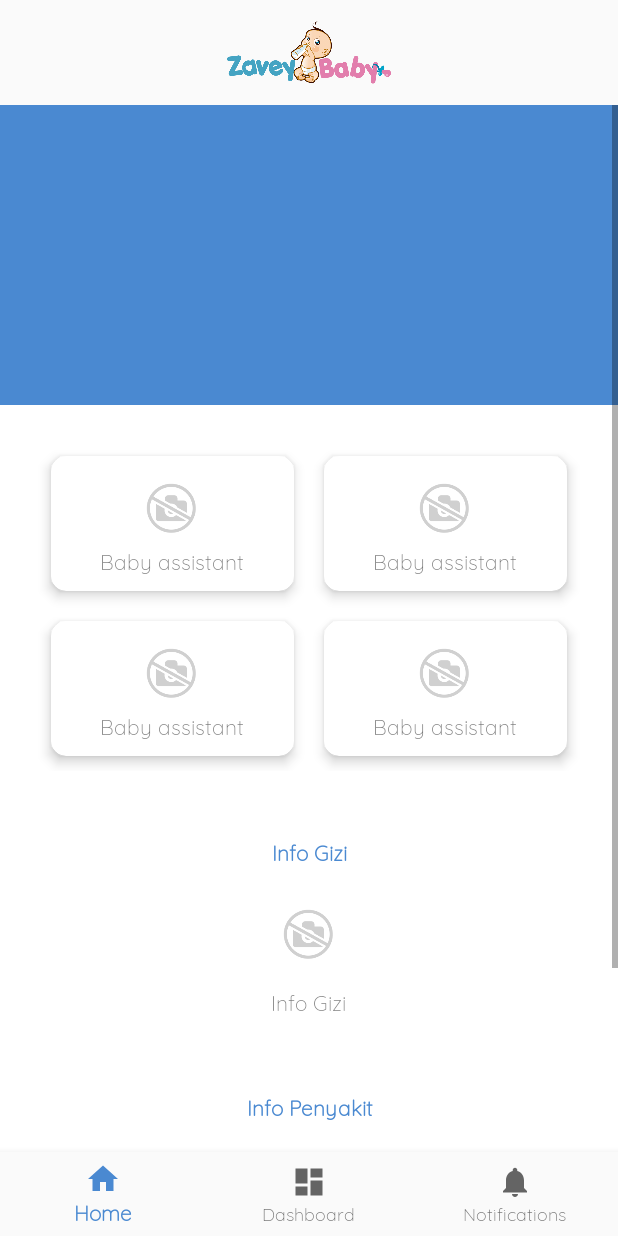
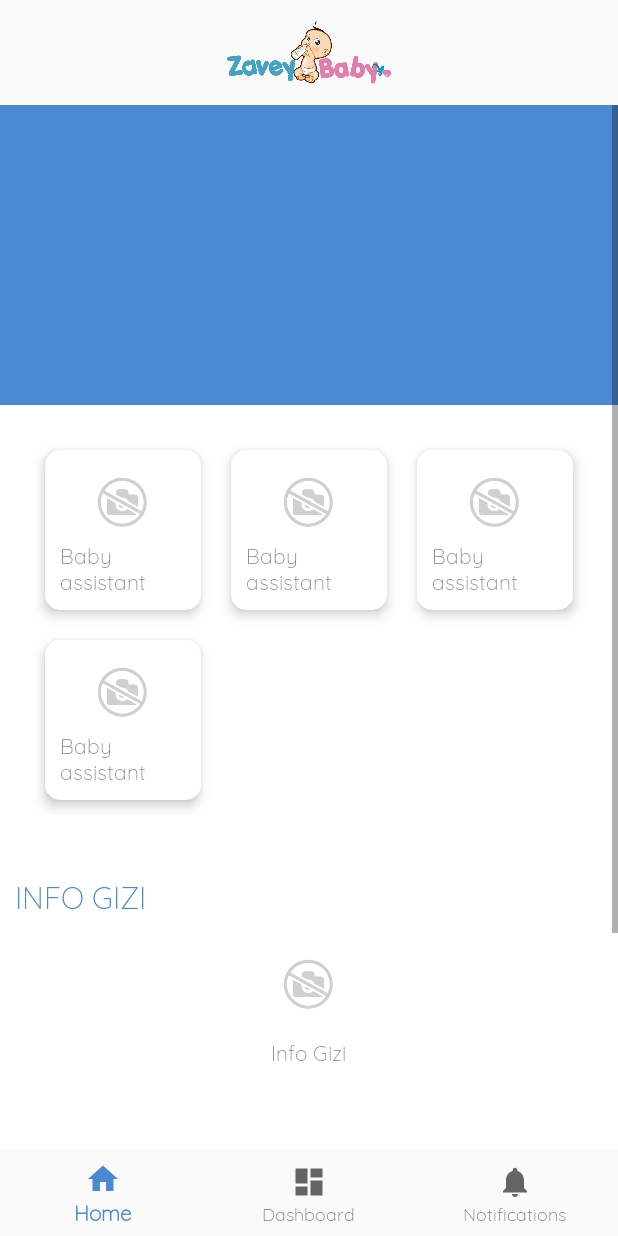
Before and after one commit to arakoswara/baby_asst, an Android app: the MainActivity screen opened directly, with no data from a screen before it, on a phone screen of 412 x 824 dp. Run offline under Robolectric (Android 15) with nearby library versions, the phone set to English and light mode, and no system bars; our stand-ins replace Picasso, Volley; network calls fail; pictures from the network do not load.

Commit message:
commit update

```diff
--- a/app/src/main/res/layout/home.xml
+++ b/app/src/main/res/layout/home.xml
@@ -15,7 +15,7 @@
             android:layout_height="wrap_content"
             android:orientation="vertical">
 
-            <LinearLayout
+            <RelativeLayout
                 android:id="@+id/promo"
                 android:layout_width="match_parent"
                 android:layout_height="wrap_content">
@@ -28,7 +28,27 @@
                     android:fitsSystemWindows="true"
                     tools:listitem="@layout/pager_item" />
 
-            </LinearLayout>
+                <RelativeLayout
+                    android:id="@+id/viewPagerIndicator"
+                    android:layout_width="wrap_content"
+                    android:layout_height="30dp"
+                    android:layout_alignParentBottom="true"
+                    android:layout_marginTop="5dp"
+                    android:gravity="center">
+
+                    <LinearLayout
+                        android:id="@+id/viewPagerCountDots"
+                        android:layout_width="match_parent"
+                        android:layout_height="match_parent"
+                        android:gravity="center"
+                        android:orientation="horizontal"
+                        android:layout_alignParentTop="true"
+                        android:layout_alignParentLeft="true">
+                    </LinearLayout>
+
+                </RelativeLayout>
+
+            </RelativeLayout>
 
             <LinearLayout
                 android:layout_width="match_parent"
@@ -37,7 +57,7 @@
                 <GridLayout
                     android:layout_width="match_parent"
                     android:layout_height="wrap_content"
-                    android:columnCount="2"
+                    android:columnCount="3"
                     android:rowCount="2"
                     android:alignmentMode="alignMargins"
                     android:columnOrderPreserved="false"
@@ -174,37 +194,40 @@
 
                     <TextView
                         android:id="@+id/info_gizi_lbl"
-                        android:text="@string/info_gizi_label"
-                        android:textStyle="bold"
-                        android:textColor="@color/primary"
                         android:layout_width="match_parent"
                         android:layout_height="wrap_content"
                         android:paddingTop="@dimen/smallText"
-                        android:gravity="center"/>
+                        android:text="@string/info_gizi_label"
+                        android:textAllCaps="true"
+                        android:textColor="@color/primary"
+                        android:textSize="@dimen/mediumText" />
 
                     <LinearLayout
                         android:layout_width="match_parent"
                         android:layout_height="wrap_content"
+                        android:layout_marginBottom="@dimen/smallText"
                         android:layout_marginTop="@dimen/smallText"
-                        android:layout_marginBottom="@dimen/smallText"
-                        android:paddingTop="@dimen/smallText"
-                        android:paddingBottom="@dimen/smallText">
+                        android:paddingBottom="@dimen/smallText"
+                        android:paddingTop="@dimen/smallText">
+
                         <LinearLayout
                             android:layout_width="match_parent"
                             android:layout_height="wrap_content"
-                            android:orientation="vertical"
-                            android:gravity="center">
+                            android:gravity="center"
+                            android:orientation="vertical">
+
                             <ImageView
                                 android:id="@+id/img_ingo_gizi"
-                                android:src="@drawable/ic_no_photo"
                                 android:layout_width="wrap_content"
-                                android:layout_height="wrap_content" />
+                                android:layout_height="wrap_content"
+                                android:src="@drawable/ic_no_photo" />
+
                             <TextView
                                 android:id="@+id/info_gizi_txt"
-                                android:text="@string/info_gizi_label"
                                 android:layout_width="wrap_content"
                                 android:layout_height="wrap_content"
-                                android:layout_marginTop="@dimen/smallText"/>
+                                android:layout_marginTop="@dimen/smallText"
+                                android:text="@string/info_gizi_label" />
 
                         </LinearLayout>
                     </LinearLayout>
@@ -219,13 +242,13 @@
                     <TextView
                         android:id="@+id/info_penyakit_lbl"
                         android:text="@string/info_penyakit_label"
-                        android:textStyle="bold"
                         android:textColor="@color/primary"
                         android:layout_width="match_parent"
                         android:layout_height="wrap_content"
                         android:paddingTop="@dimen/smallText"
                         android:paddingBottom="@dimen/smallText"
-                        android:gravity="center"/>
+                        android:textSize="@dimen/mediumText"
+                        android:textAllCaps="true"/>
 
                     <LinearLayout
                         android:layout_width="match_parent"
--- a/app/src/main/res/values/dimens.xml
+++ b/app/src/main/res/values/dimens.xml
@@ -8,7 +8,7 @@
 
     <dimen name="smallerText">5dp</dimen>
     <dimen name="smallText">10dp</dimen>
-    <dimen name="mediumText">24dp</dimen>
+    <dimen name="mediumText">20dp</dimen>
     <dimen name="largeText">72dp</dimen>
 
 </resources>
```
